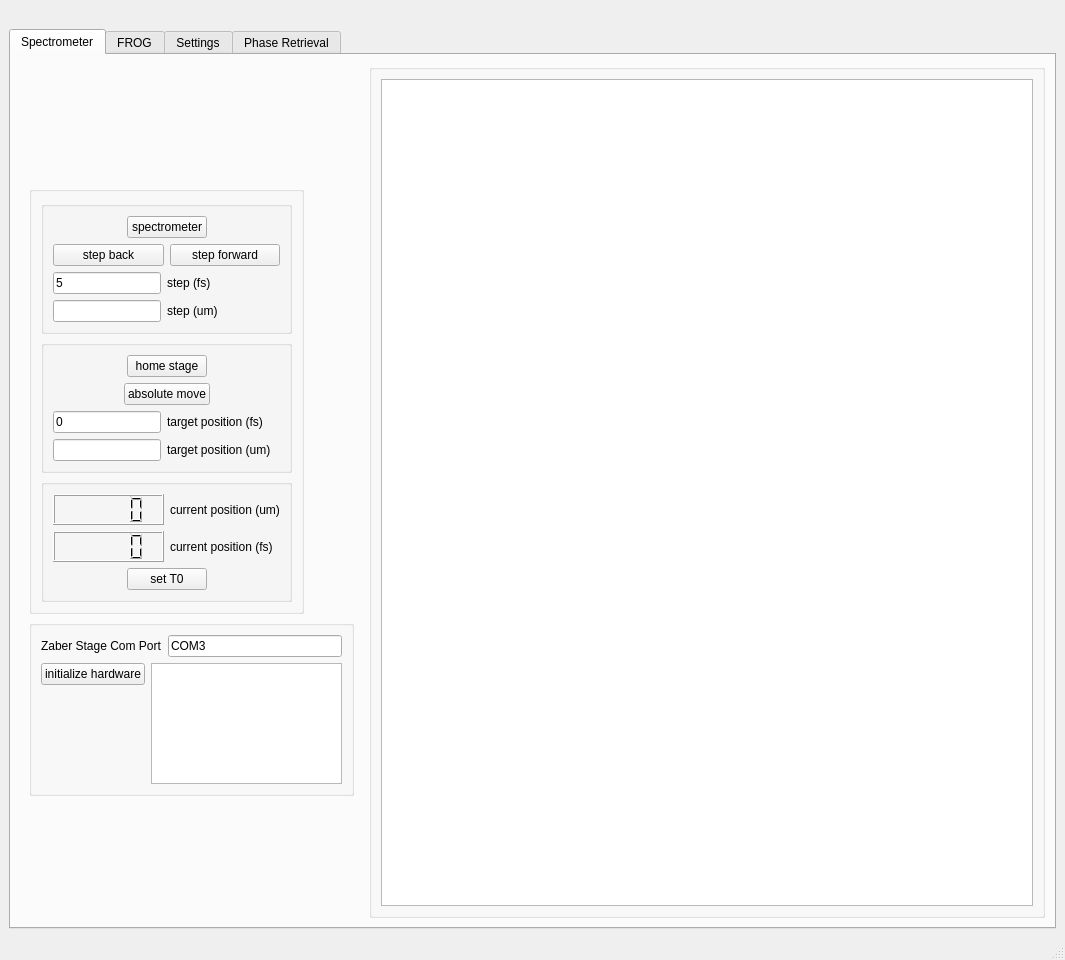
This is qt_designer/form.ui in peter-chang62/Chi-3-FROG as Qt 5 draws it before an edit. The edited form follows.
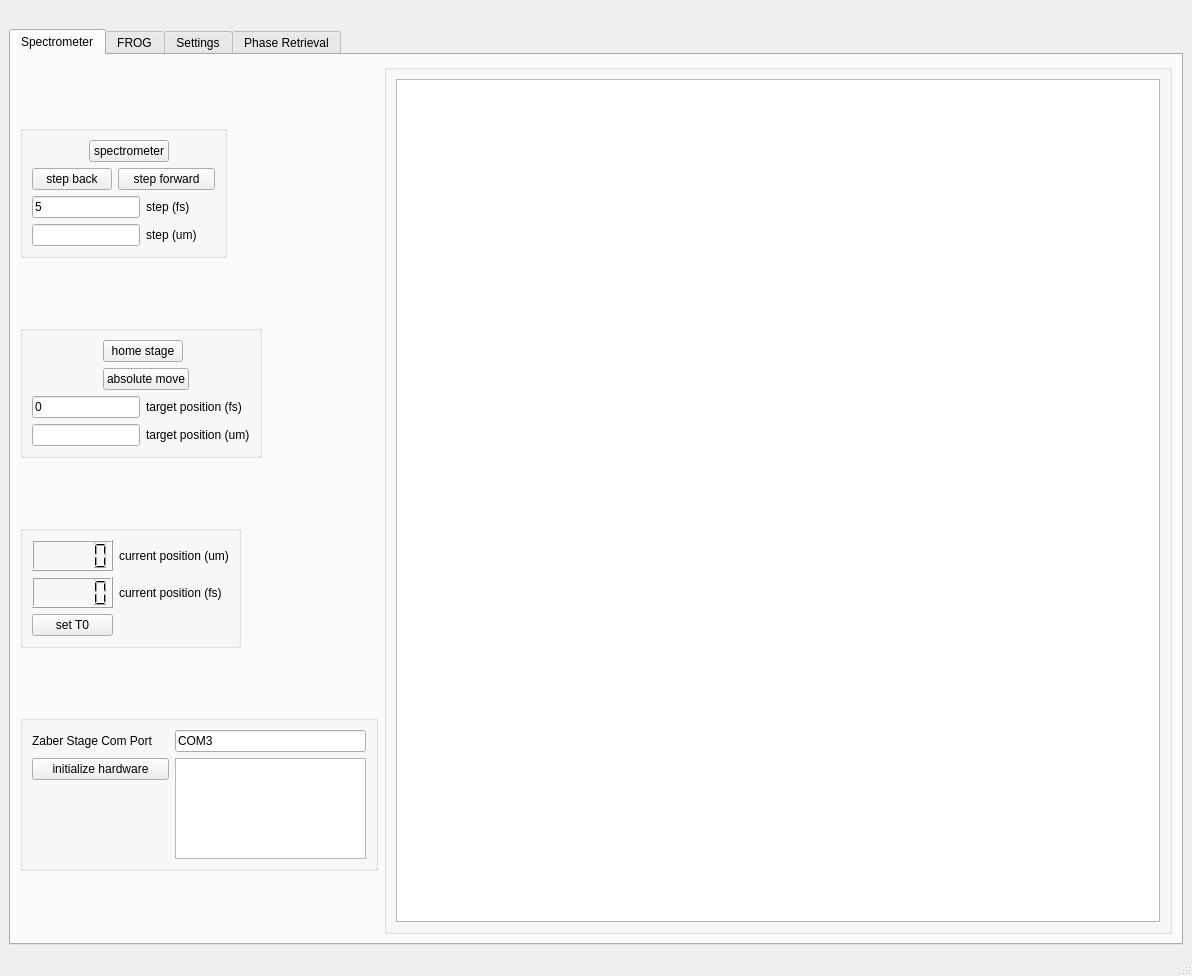
This is the edited form. The open tabs and pages were chosen to show the change. Icons and pictures are not drawn. Custom widgets are drawn as their Qt base class.

Patch:
```diff
--- a/qt_designer/form.ui
+++ b/qt_designer/form.ui
@@ -6,16 +6,16 @@
    <rect>
     <x>0</x>
     <y>0</y>
-    <width>1065</width>
-    <height>960</height>
+    <width>1192</width>
+    <height>976</height>
    </rect>
   </property>
   <property name="windowTitle">
    <string>Chi3 FROG</string>
   </property>
   <widget class="QWidget" name="centralwidget">
-   <layout class="QVBoxLayout" name="verticalLayout_5">
-    <item>
+   <layout class="QGridLayout" name="gridLayout_15">
+    <item row="0" column="0">
      <widget class="QLabel" name="label_2">
       <property name="sizePolicy">
        <sizepolicy hsizetype="Maximum" vsizetype="Maximum">
@@ -40,60 +40,48 @@
       </property>
      </widget>
     </item>
-    <item>
+    <item row="1" column="0">
      <widget class="QTabWidget" name="tabWidget">
       <property name="currentIndex">
-       <number>3</number>
+       <number>0</number>
       </property>
       <widget class="QWidget" name="tab_spectrometer">
        <attribute name="title">
         <string>Spectrometer</string>
        </attribute>
-       <layout class="QHBoxLayout" name="horizontalLayout_9">
+       <layout class="QHBoxLayout" name="horizontalLayout">
         <item>
-         <widget class="QFrame" name="">
-          <property name="sizePolicy">
-           <sizepolicy hsizetype="Maximum" vsizetype="Maximum">
-            <horstretch>0</horstretch>
-            <verstretch>0</verstretch>
-           </sizepolicy>
-          </property>
-          <layout class="QVBoxLayout" name="verticalLayout_16">
-           <item>
-            <widget class="QGroupBox" name="">
-             <property name="sizePolicy">
-              <sizepolicy hsizetype="Maximum" vsizetype="Maximum">
-               <horstretch>0</horstretch>
-               <verstretch>0</verstretch>
-              </sizepolicy>
-             </property>
-             <layout class="QVBoxLayout" name="verticalLayout_15">
-              <item>
+         <layout class="QGridLayout" name="gridLayout_13">
+          <item row="0" column="0">
                <widget class="QGroupBox" name="groupBox">
-                <layout class="QVBoxLayout" name="verticalLayout_3">
-                 <item>
-                  <layout class="QHBoxLayout" name="horizontalLayout_6">
-                   <item>
+            <property name="sizePolicy">
+             <sizepolicy hsizetype="Maximum" vsizetype="Maximum">
+              <horstretch>0</horstretch>
+              <verstretch>0</verstretch>
+             </sizepolicy>
+            </property>
+            <layout class="QGridLayout" name="gridLayout_10">
+             <item row="0" column="0">
                     <spacer name="horizontalSpacer_3">
                      <property name="orientation">
                       <enum>Qt::Horizontal</enum>
                      </property>
                      <property name="sizeHint" stdset="0">
                       <size>
-                       <width>40</width>
+                 <width>44</width>
                        <height>20</height>
                       </size>
                      </property>
                     </spacer>
                    </item>
-                   <item>
+             <item row="0" column="1" colspan="3">
                     <widget class="QPushButton" name="pb_spectrometer">
                      <property name="text">
                       <string>spectrometer</string>
                      </property>
                     </widget>
                    </item>
-                   <item>
+             <item row="0" column="4">
                     <spacer name="horizontalSpacer_2">
                      <property name="orientation">
                       <enum>Qt::Horizontal</enum>
@@ -106,46 +94,38 @@
                      </property>
                     </spacer>
                    </item>
-                  </layout>
-                 </item>
-                 <item>
-                  <layout class="QHBoxLayout" name="horizontalLayout_7">
-                   <item>
+             <item row="1" column="0" colspan="2">
                     <widget class="QPushButton" name="pb_step_back">
                      <property name="text">
                       <string>step back</string>
                      </property>
                     </widget>
                    </item>
-                   <item>
+             <item row="1" column="2" colspan="3">
                     <widget class="QPushButton" name="pb_step_forward">
                      <property name="text">
                       <string>step forward</string>
                      </property>
                     </widget>
                    </item>
-                  </layout>
-                 </item>
-                 <item>
-                  <layout class="QFormLayout" name="formLayout_2">
-                   <item row="0" column="0">
+             <item row="2" column="0" colspan="3">
                     <widget class="QLineEdit" name="le_step_fs">
                      <property name="text">
                       <string>5</string>
                      </property>
                     </widget>
                    </item>
-                   <item row="0" column="1">
+             <item row="2" column="3" colspan="2">
                     <widget class="QLabel" name="label_5">
                      <property name="text">
                       <string>step (fs)</string>
                      </property>
                     </widget>
                    </item>
-                   <item row="1" column="0">
+             <item row="3" column="0" colspan="3">
                     <widget class="QLineEdit" name="le_step_um"/>
                    </item>
-                   <item row="1" column="1">
+             <item row="3" column="3" colspan="2">
                     <widget class="QLabel" name="label_6">
                      <property name="text">
                       <string>step (um)</string>
@@ -153,107 +133,101 @@
                     </widget>
                    </item>
                   </layout>
-                 </item>
-                </layout>
-               </widget>
-              </item>
-              <item>
+           </widget>
+          </item>
+          <item row="1" column="0">
                <widget class="QGroupBox" name="groupBox">
+            <property name="sizePolicy">
+             <sizepolicy hsizetype="Maximum" vsizetype="Maximum">
+              <horstretch>0</horstretch>
+              <verstretch>0</verstretch>
+             </sizepolicy>
+            </property>
                 <layout class="QGridLayout" name="gridLayout_2">
                  <item row="0" column="0">
-                  <layout class="QHBoxLayout" name="horizontalLayout_4">
-                   <item>
                     <spacer name="horizontalSpacer_4">
                      <property name="orientation">
                       <enum>Qt::Horizontal</enum>
                      </property>
                      <property name="sizeHint" stdset="0">
                       <size>
-                       <width>40</width>
+                 <width>62</width>
                        <height>20</height>
                       </size>
                      </property>
                     </spacer>
                    </item>
-                   <item>
+             <item row="0" column="1" colspan="2">
                     <widget class="QPushButton" name="pb_home">
                      <property name="text">
                       <string>home stage</string>
                      </property>
                     </widget>
                    </item>
-                   <item>
+             <item row="0" column="3" colspan="2">
                     <spacer name="horizontalSpacer_5">
                      <property name="orientation">
                       <enum>Qt::Horizontal</enum>
                      </property>
                      <property name="sizeHint" stdset="0">
                       <size>
-                       <width>40</width>
+                 <width>59</width>
                        <height>20</height>
                       </size>
                      </property>
                     </spacer>
                    </item>
-                  </layout>
-                 </item>
                  <item row="1" column="0">
-                  <layout class="QHBoxLayout" name="horizontalLayout_5">
-                   <item>
                     <spacer name="horizontalSpacer_6">
                      <property name="orientation">
                       <enum>Qt::Horizontal</enum>
                      </property>
                      <property name="sizeHint" stdset="0">
                       <size>
-                       <width>40</width>
+                 <width>62</width>
                        <height>20</height>
                       </size>
                      </property>
                     </spacer>
                    </item>
-                   <item>
+             <item row="1" column="1" colspan="3">
                     <widget class="QPushButton" name="pb_absolute_move">
                      <property name="text">
                       <string>absolute move</string>
                      </property>
                     </widget>
                    </item>
-                   <item>
+             <item row="1" column="4">
                     <spacer name="horizontalSpacer_7">
                      <property name="orientation">
                       <enum>Qt::Horizontal</enum>
                      </property>
                      <property name="sizeHint" stdset="0">
                       <size>
-                       <width>40</width>
+                 <width>41</width>
                        <height>20</height>
                       </size>
                      </property>
                     </spacer>
                    </item>
-                  </layout>
-                 </item>
-                 <item row="2" column="0">
-                  <layout class="QFormLayout" name="formLayout_6">
-                   <item row="0" column="0">
+             <item row="2" column="0" colspan="2">
                     <widget class="QLineEdit" name="le_target_pos_fs">
                      <property name="text">
                       <string>0</string>
                      </property>
                     </widget>
                    </item>
-                   <item row="0" column="1">
+             <item row="2" column="2" colspan="3">
                     <widget class="QLabel" name="label_7">
                      <property name="text">
                       <string>target position (fs)</string>
                      </property>
                     </widget>
                    </item>
-                   <item row="1" column="0">
+             <item row="3" column="0" colspan="2">
                     <widget class="QLineEdit" name="le_target_pos_um"/>
                    </item>
-                   <item row="1" column="1">
+             <item row="3" column="2" colspan="3">
                     <widget class="QLabel" name="label_8">
                      <property name="text">
                       <string>target position (um)</string>
@@ -261,20 +235,22 @@
                     </widget>
                    </item>
                   </layout>
-                 </item>
-                </layout>
-               </widget>
-              </item>
-              <item>
+           </widget>
+          </item>
+          <item row="2" column="0">
                <widget class="QGroupBox" name="groupBox">
-                <layout class="QVBoxLayout" name="verticalLayout_4">
-                 <item>
-                  <layout class="QFormLayout" name="formLayout_7">
+            <property name="sizePolicy">
+             <sizepolicy hsizetype="Maximum" vsizetype="Maximum">
+              <horstretch>0</horstretch>
+              <verstretch>0</verstretch>
+             </sizepolicy>
+            </property>
+            <layout class="QGridLayout" name="gridLayout_11">
                    <item row="0" column="0">
                     <widget class="QLCDNumber" name="lcd_current_pos_um">
                      <property name="minimumSize">
                       <size>
-                       <width>111</width>
+                 <width>81</width>
                        <height>31</height>
                       </size>
                      </property>
@@ -294,7 +270,7 @@
                     <widget class="QLCDNumber" name="lcd_current_pos_fs">
                      <property name="minimumSize">
                       <size>
-                       <width>111</width>
+                 <width>81</width>
                        <height>31</height>
                       </size>
                      </property>
@@ -310,56 +286,25 @@
                      </property>
                     </widget>
                    </item>
-                  </layout>
-                 </item>
-                 <item>
-                  <layout class="QHBoxLayout" name="horizontalLayout">
-                   <item>
-                    <spacer name="horizontalSpacer_8">
-                     <property name="orientation">
-                      <enum>Qt::Horizontal</enum>
-                     </property>
-                     <property name="sizeHint" stdset="0">
-                      <size>
-                       <width>40</width>
-                       <height>20</height>
-                      </size>
-                     </property>
-                    </spacer>
-                   </item>
-                   <item>
+             <item row="2" column="0">
                     <widget class="QPushButton" name="pb_set_t0">
                      <property name="text">
                       <string>set T0</string>
                      </property>
                     </widget>
                    </item>
-                   <item>
-                    <spacer name="horizontalSpacer_9">
-                     <property name="orientation">
-                      <enum>Qt::Horizontal</enum>
-                     </property>
-                     <property name="sizeHint" stdset="0">
-                      <size>
-                       <width>40</width>
-                       <height>20</height>
-                      </size>
-                     </property>
-                    </spacer>
-                   </item>
-                  </layout>
-                 </item>
-                </layout>
-               </widget>
-              </item>
-             </layout>
-            </widget>
-           </item>
-           <item>
+            </layout>
+           </widget>
+          </item>
+          <item row="3" column="0">
             <widget class="QGroupBox" name="">
-             <layout class="QVBoxLayout" name="verticalLayout_14">
-              <item>
-               <layout class="QFormLayout" name="formLayout_8">
+            <property name="sizePolicy">
+             <sizepolicy hsizetype="Maximum" vsizetype="Maximum">
+              <horstretch>0</horstretch>
+              <verstretch>0</verstretch>
+             </sizepolicy>
+            </property>
+            <layout class="QGridLayout" name="gridLayout_12">
                 <item row="0" column="0">
                  <widget class="QLabel" name="label_23">
                   <property name="text">
@@ -374,54 +319,49 @@
                   </property>
                  </widget>
                 </item>
-               </layout>
-              </item>
-              <item>
-               <layout class="QHBoxLayout" name="horizontalLayout_8">
-                <item>
-                 <layout class="QVBoxLayout" name="verticalLayout_11">
-                  <item>
+             <item row="1" column="0">
                    <widget class="QPushButton" name="pb_initialize_hardware">
                     <property name="text">
                      <string>initialize hardware</string>
                     </property>
                    </widget>
                   </item>
-                  <item>
-                   <spacer name="verticalSpacer_5">
-                    <property name="orientation">
-                     <enum>Qt::Vertical</enum>
-                    </property>
-                    <property name="sizeHint" stdset="0">
-                     <size>
-                      <width>20</width>
-                      <height>40</height>
-                     </size>
-                    </property>
-                   </spacer>
-                  </item>
-                 </layout>
-                </item>
-                <item>
+             <item row="1" column="1" rowspan="2">
                  <widget class="QTextBrowser" name="tb_error">
                   <property name="maximumSize">
                    <size>
                     <width>191</width>
-                    <height>121</height>
+                 <height>101</height>
                    </size>
                   </property>
                  </widget>
                 </item>
-               </layout>
+             <item row="2" column="0">
+              <spacer name="horizontalSpacer_8">
+               <property name="orientation">
+                <enum>Qt::Horizontal</enum>
+               </property>
+               <property name="sizeHint" stdset="0">
+                <size>
+                 <width>137</width>
+                 <height>20</height>
+                </size>
+               </property>
+              </spacer>
               </item>
              </layout>
             </widget>
            </item>
           </layout>
-         </widget>
         </item>
         <item>
          <widget class="QGroupBox" name="groupBox">
+          <property name="sizePolicy">
+           <sizepolicy hsizetype="Expanding" vsizetype="Expanding">
+            <horstretch>0</horstretch>
+            <verstretch>0</verstretch>
+           </sizepolicy>
+          </property>
           <layout class="QGridLayout" name="gridLayout_14">
            <item row="0" column="0">
             <widget class="PlotWidget" name="gv_spectrum"/>
```
Lines whose indentation alone changed are shown as unchanged.
